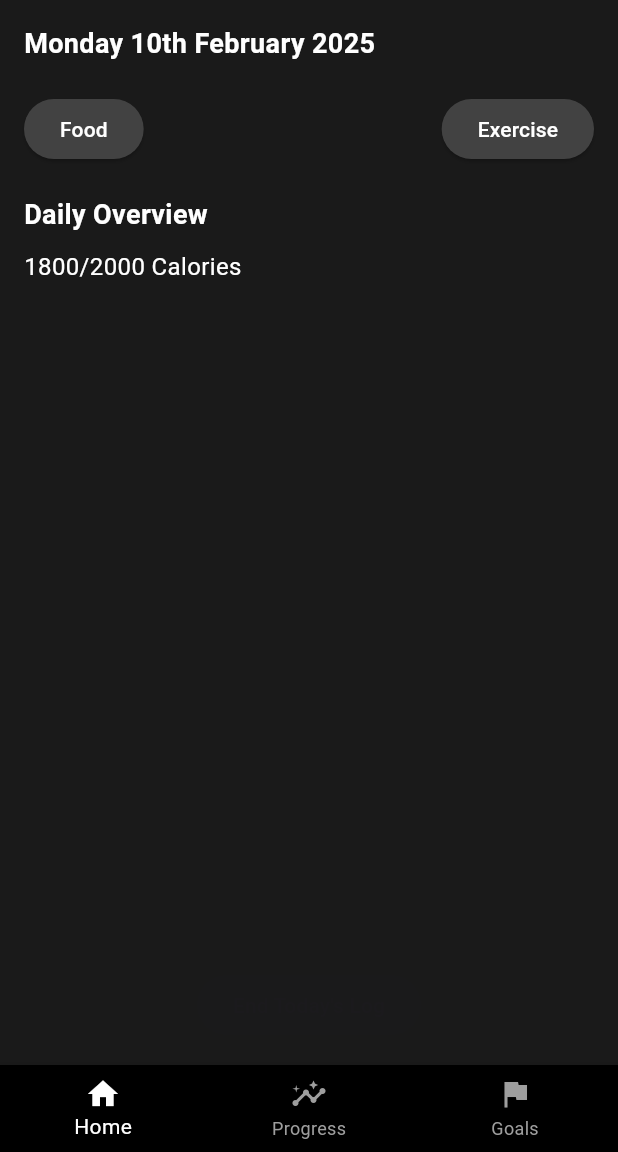
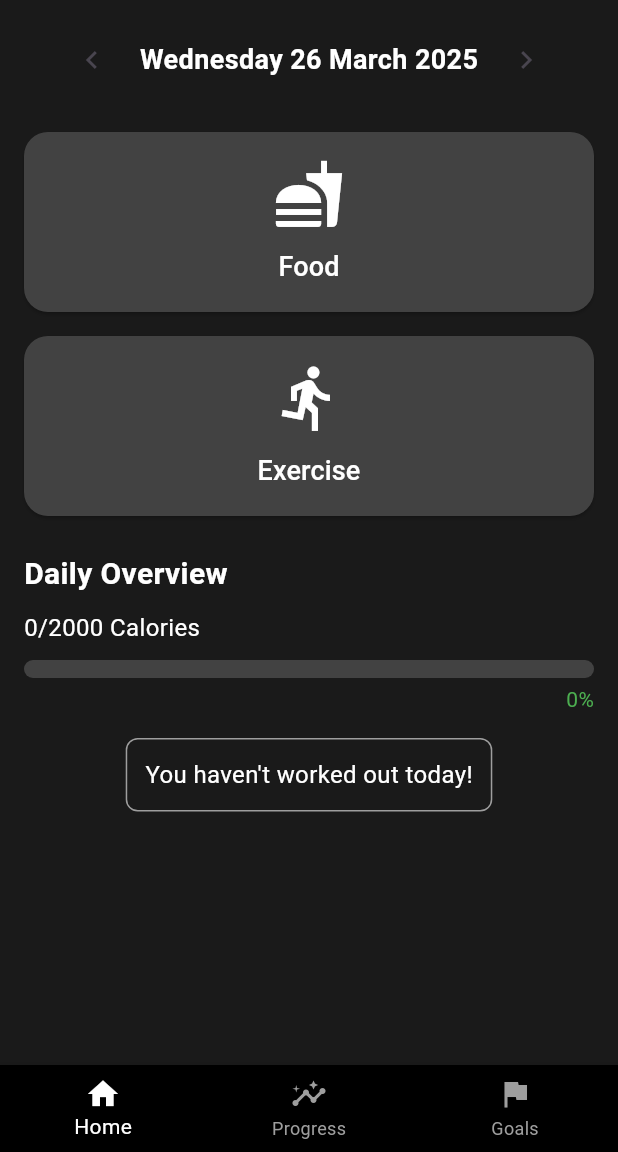
Before and after one commit to fauxcat/final-year-project, a Flutter app: the screen it shows after launch, on a phone screen of 412 x 824 dp, the part 84-1236 px from its top. Run offline on Flutter 3.47's test engine with Material 3 defaults, Android fonts, the phone set to English and light mode, and no system bars; our stand-ins replace hive, hive_flutter; missing offline and left inert: openfoodfacts; accounts and stored records are empty.

Commit message:
home screen looks better, date selector works. crud on food takes u to home but oh well. exercise next

```diff
--- a/final_year_project/lib/screens/home_screen.dart
+++ b/final_year_project/lib/screens/home_screen.dart
@@ -1,11 +1,52 @@
+import '../services/hive_service.dart';
 import 'package:flutter/material.dart';
 import 'exercise_screen.dart';
 import 'food_screen.dart';
+import 'package:intl/intl.dart';
 
-class HomeScreen extends StatelessWidget {
+class HomeScreen extends StatefulWidget {
   const HomeScreen({Key? key}) : super(key: key);
 
   @override
+  State<HomeScreen> createState() => _HomeScreenState();
+}
+
+class _HomeScreenState extends State<HomeScreen> {
+  late DateTime _currentDate;
+
+  // Date selector button methods
+  void _previousDay() {
+    setState(() {
+      _currentDate = _currentDate.subtract(const Duration(days: 1));
+      HiveService.setCurrentDate(_currentDate);
+    });
+  }
+
+  void _nextDay() {
+    final now = DateTime.now();
+    if (_currentDate.isBefore(now)) {
+      setState(() {
+        _currentDate = _currentDate.add(const Duration(days: 1));
+        // Dont allow dates beyond today
+        if (_currentDate.isAfter(now)) {
+          _currentDate = now;
+        }
+        HiveService.setCurrentDate(_currentDate);
+      });
+    }
+  }
+
+  int _calculateCalories() {
+    final items = HiveService.getDailyFoodItems(_currentDate);
+    return items.fold(0, (sum, item) => sum + item.calories.round());
+  }
+
+  @override
+  void initState() {
+    super.initState();
+    _currentDate = HiveService.currentDate;
+  }
+
   Widget build(BuildContext context) {
     return Scaffold(
       appBar: AppBar(
@@ -16,42 +57,70 @@ class HomeScreen extends StatelessWidget {
         child: Column(
           crossAxisAlignment: CrossAxisAlignment.start,
           children: [
-            // Placeholder date selector (static text)
-            const Text(
-              'Monday 10th February 2025',
+            // Date display
+            Row(
+              mainAxisAlignment: MainAxisAlignment.center,
+              children: [
+                IconButton(
+                  icon: const Icon(Icons.chevron_left),
+                  onPressed: _previousDay,
+                ),
+                Padding(
+                  padding: EdgeInsets.symmetric(horizontal: 8.0),
+                  child: Text(
+                    DateFormat('EEEE d MMMM y').format(_currentDate),
                     style: TextStyle(fontSize: 18, fontWeight: FontWeight.bold),
                   ),
-            const SizedBox(height: 20),
+                ),
+                IconButton(
+                  icon: const Icon(Icons.chevron_right),
+                  onPressed: _nextDay,
+                ),
+              ],
+            ),
+            const SizedBox(height: 24),
 
-            // Core feature: Food/Exercise navigation buttons
-            Row(
-              mainAxisAlignment: MainAxisAlignment.spaceBetween,
+            // Food/Exercise buttons
+            Center(
+              child: Column(
                 children: [
                   _buildNavigationButton(
-                  // Food page button
                     context: context,
                     label: 'Food',
+                    icon: Icons.fastfood,
                     onPressed: () => _navigateToFoodLog(context),
                   ),
+                  const SizedBox(height: 16),
                   _buildNavigationButton(
-                  // Exercise page button
                     context: context,
                     label: 'Exercise',
+                    icon: Icons.directions_run,
                     onPressed: () => _navigateToExerciseLog(context),
                   ),
                 ],
               ),
-            const SizedBox(height: 20),
+            ),
+            const SizedBox(height: 24),
 
             // Placeholder overview bar (static data)
-            const _OverviewBar(calories: 1800, goal: 2000),
-            const Spacer(),
+            Center(
+                child: _OverviewBar(
+                    calories: _calculateCalories(),
+                    goal: HiveService.currentGoals.calories.round())),
+            const SizedBox(height: 16),
 
-            // Placeholder end log button (non-functional, considering scrapping)
-            const Center(
-              child: ElevatedButton(
-                onPressed: null, // Disabled for now
-                child: Text('End Today\'s Log'),
+            // Workout status
+            Center(
+              child: Container(
+                padding: const EdgeInsets.all(12),
+                decoration: BoxDecoration(
+                  borderRadius: BorderRadius.circular(8),
+                  border: Border.all(color: Colors.grey),
+                ),
+                child: const Text(
+                  'You haven\'t worked out today!',
+                  style: TextStyle(fontSize: 16),
+                ),
               ),
             ),
           ],
@@ -64,26 +133,55 @@ class HomeScreen extends StatelessWidget {
   Widget _buildNavigationButton({
     required BuildContext context,
     required String label,
+    required IconData icon,
     required VoidCallback onPressed,
   }) {
-    return ElevatedButton(
+    return SizedBox(
+      width: double.infinity,
+      height: 120,
+      child: ElevatedButton(
+        style: ElevatedButton.styleFrom(
+          padding: const EdgeInsets.all(16),
+          shape: RoundedRectangleBorder(
+            borderRadius: BorderRadius.circular(16),
+          ),
+        ),
         onPressed: onPressed,
-      child: Text(label),
+        child: Column(
+          mainAxisAlignment: MainAxisAlignment.center,
+          children: [
+            Icon(icon, size: 48),
+            const SizedBox(height: 12),
+            Text(
+              label,
+              style: const TextStyle(fontSize: 18),
+              textAlign: TextAlign.center,
+            ),
+          ],
+        ),
+      ),
     );
   }
 
-  // Navigation methods (core functionality)
-  void _navigateToFoodLog(BuildContext context) {
-    Navigator.push(
+  // Button nav methods
+  void _navigateToFoodLog(BuildContext context) async {
+    final needsRefresh = await Navigator.push<bool>(
       context,
-      MaterialPageRoute(builder: (context) => const FoodScreen()),
+      MaterialPageRoute(
+        builder: (context) => FoodScreen(selectedDate: _currentDate),
+      ),
     );
+
+    if (needsRefresh == true) {
+      setState(() {}); // Force refresh with updated data
+    }
   }
 
   void _navigateToExerciseLog(BuildContext context) {
     Navigator.push(
       context,
-      MaterialPageRoute(builder: (context) => const ExerciseScreen()),
+      MaterialPageRoute(
+          builder: (context) => ExerciseScreen(selectedDate: _currentDate)),
     );
   }
 }
@@ -100,18 +198,41 @@ class _OverviewBar extends StatelessWidget {
 
   @override
   Widget build(BuildContext context) {
+    final progress = calories / goal;
+
     return Column(
       crossAxisAlignment: CrossAxisAlignment.start,
       children: [
         const Text(
           'Daily Overview',
-          style: TextStyle(fontSize: 18, fontWeight: FontWeight.bold),
+          style: TextStyle(fontSize: 20, fontWeight: FontWeight.bold),
         ),
         const SizedBox(height: 10),
         Text(
           '$calories/$goal Calories',
           style: const TextStyle(fontSize: 16),
         ),
+        const SizedBox(height: 10),
+        LinearProgressIndicator(
+          value: progress > 1 ? 1 : progress, // Cap at 100% if over goal
+          minHeight: 12,
+          borderRadius: BorderRadius.circular(6),
+          backgroundColor: Colors.grey[800],
+          valueColor: AlwaysStoppedAnimation<Color>(
+            progress > 1 ? Colors.red : Colors.green,
+          ),
+        ),
+        const SizedBox(height: 4),
+        Align(
+          alignment: Alignment.centerRight,
+          child: Text(
+            '${(progress * 100).toStringAsFixed(0)}%',
+            style: TextStyle(
+              color: progress > 1 ? Colors.red : Colors.green,
+              fontSize: 14,
+            ),
+          ),
+        ),
       ],
     );
   }
```
Also changed, not shown: final_year_project/lib/screens/exercise_screen.dart (+9 -2 lines), final_year_project/lib/screens/food_screen.dart (+11 -4 lines). Lines whose indentation alone changed are shown as unchanged.
